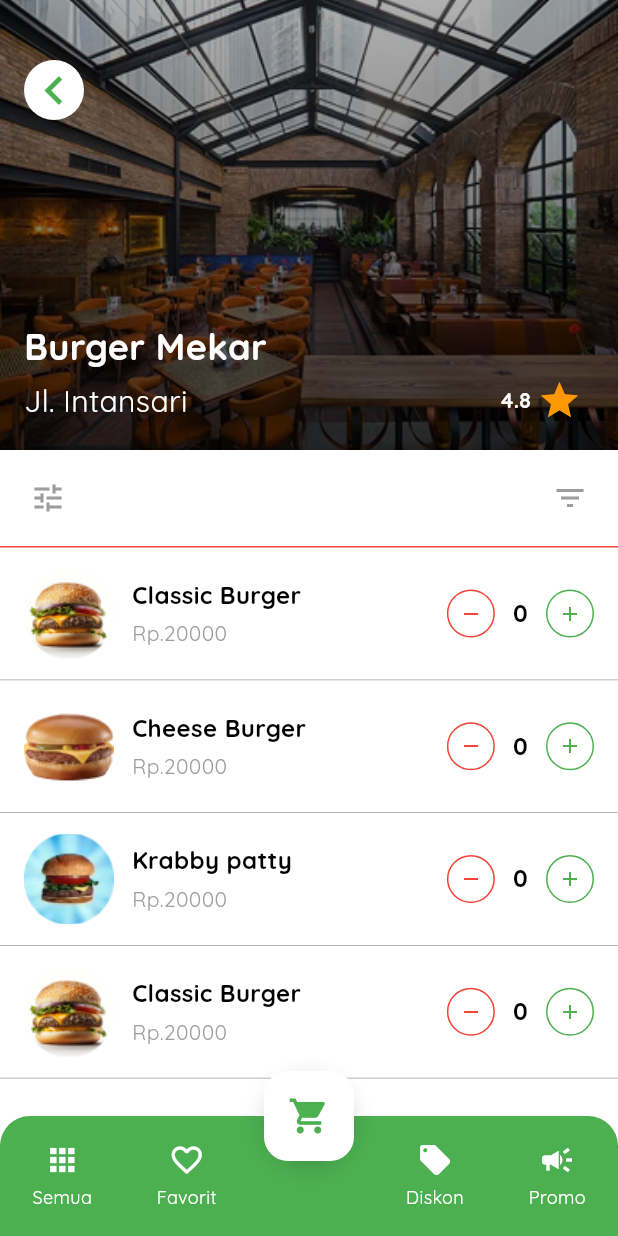
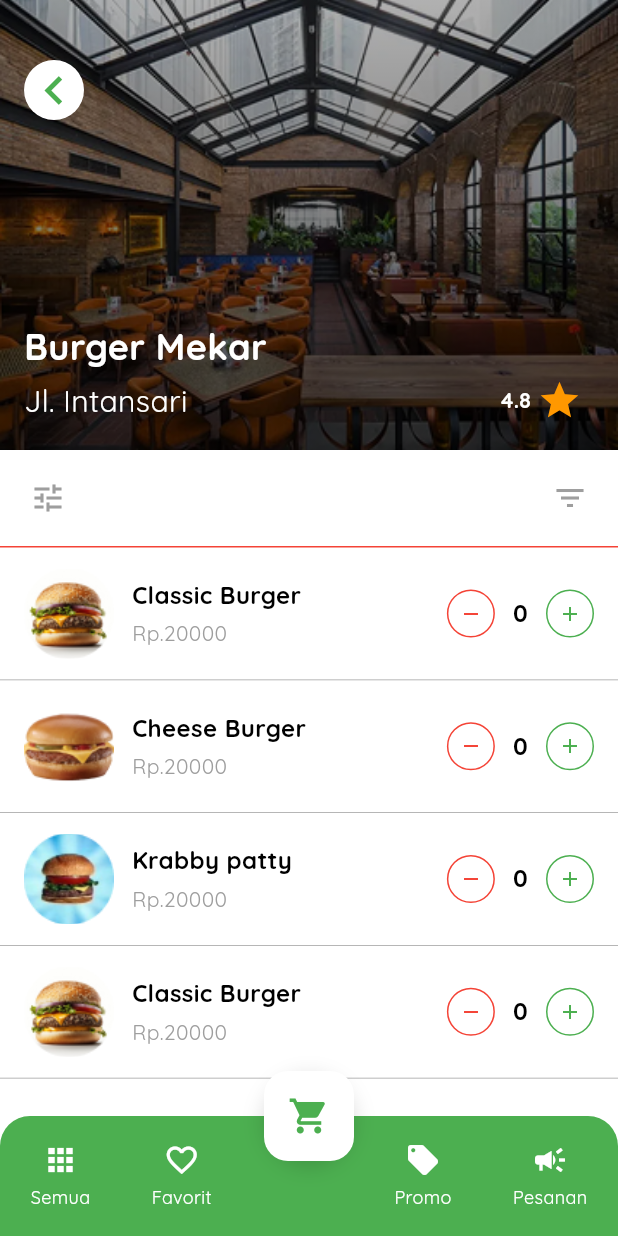
Before and after one commit to netgen-inovasi-digital/payoo_frontend, a Flutter app: the TokoView screen opened directly, on a phone screen of 412 x 824 dp. Run offline on Flutter 3.47's test engine with Material 3 defaults, Android fonts, the phone set to English and light mode, and no system bars; our stand-ins replace dio, flutter_screenutil, font_awesome_flutter, get, logger, pretty_dio_logger.

Commit message:
feat(pesanan): add pesanan module with binding, controller, view, and widget

```diff
--- /dev/null
+++ b/lib/app/modules/pesanan/controllers/pesanan_controller.dart
@@ -0,0 +1,5 @@
+import 'package:get/get.dart';
+
+class PesananController extends GetxController {
+  // Tambahkan logic pesanan di sini
+}
--- a/lib/app/modules/toko/views/widgets/bottom_navbar.dart
+++ b/lib/app/modules/toko/views/widgets/bottom_navbar.dart
@@ -1,4 +1,6 @@
 import 'package:flutter/material.dart';
+import 'package:get/get.dart';
+import 'package:payoo/app/modules/pesanan/views/pesanan_view.dart';
 
 class BottomNavBar extends StatelessWidget {
   const BottomNavBar({super.key});
@@ -17,30 +19,89 @@ class BottomNavBar extends StatelessWidget {
       child: Row(
         mainAxisAlignment: MainAxisAlignment.spaceAround,
         children: [
-					_buildNavItem(Icons.apps, 'Semua'),
-					_buildNavItem(Icons.favorite_border, 'Favorit'),
+          _buildNavItem(Icons.apps, 'Semua', onTap: () {}),
+          _buildNavItem(Icons.favorite_border, 'Favorit', onTap: () {}),
           const SizedBox(width: 40), // Space for Cart Button
-					_buildNavItem(Icons.local_offer, 'Diskon'),
-					_buildNavItem(Icons.campaign, 'Promo'),
+          _buildNavItem(Icons.local_offer, 'Promo', onTap: () {}),
+          _buildNavItem(Icons.campaign, 'Pesanan', onTap: () {
+            Get.to(() => const PesananView());
+          }),
         ],
       ),
     );
   }
 
-	Widget _buildNavItem(IconData icon, String label) {
-		return Column(
+  Widget _buildNavItem(IconData icon, String label, {VoidCallback? onTap}) {
+    return _AnimatedNavItem(
+      icon: icon,
+      label: label,
+      onTap: onTap,
+    );
+  }
+}
+
+class _AnimatedNavItem extends StatefulWidget {
+  final IconData icon;
+  final String label;
+  final VoidCallback? onTap;
+  const _AnimatedNavItem({
+    required this.icon,
+    required this.label,
+    this.onTap,
+  });
+
+  @override
+  State<_AnimatedNavItem> createState() => _AnimatedNavItemState();
+}
+
+class _AnimatedNavItemState extends State<_AnimatedNavItem> {
+  double _scale = 1.0;
+
+  void _handleTapDown(TapDownDetails details) {
+    setState(() {
+      _scale = 0.85;
+    });
+  }
+
+  void _handleTapUp(TapUpDetails details) {
+    setState(() {
+      _scale = 1.0;
+    });
+  }
+
+  void _handleTapCancel() {
+    setState(() {
+      _scale = 1.0;
+    });
+  }
+
+  @override
+  Widget build(BuildContext context) {
+    return InkWell(
+      onTap: widget.onTap,
+      onTapDown: _handleTapDown,
+      onTapUp: _handleTapUp,
+      onTapCancel: _handleTapCancel,
+      borderRadius: BorderRadius.circular(16),
+      child: AnimatedScale(
+        scale: _scale,
+        duration: const Duration(milliseconds: 120),
+        curve: Curves.easeOut,
+        child: Column(
           mainAxisAlignment: MainAxisAlignment.center,
           children: [
-				Icon(icon, color: Colors.white, size: 24),
+            Icon(widget.icon, color: Colors.white, size: 24),
             const SizedBox(height: 4),
             Text(
-					label,
+              widget.label,
               style: const TextStyle(
                 color: Colors.white,
                 fontSize: 12,
               ),
             ),
           ],
+        ),
+      ),
     );
   }
 }
```
Also changed, not shown: lib/app/modules/pesanan/bindings/pesanan_binding.dart (added, +9 -0 lines), lib/app/modules/pesanan/views/pesanan_view.dart (added, +207 -0 lines), lib/app/modules/pesanan/views/widgets/list_view_kategori.dart (added, +45 -0 lines), assets/images/dimasak.png (added). Lines whose indentation alone changed are shown as unchanged.
